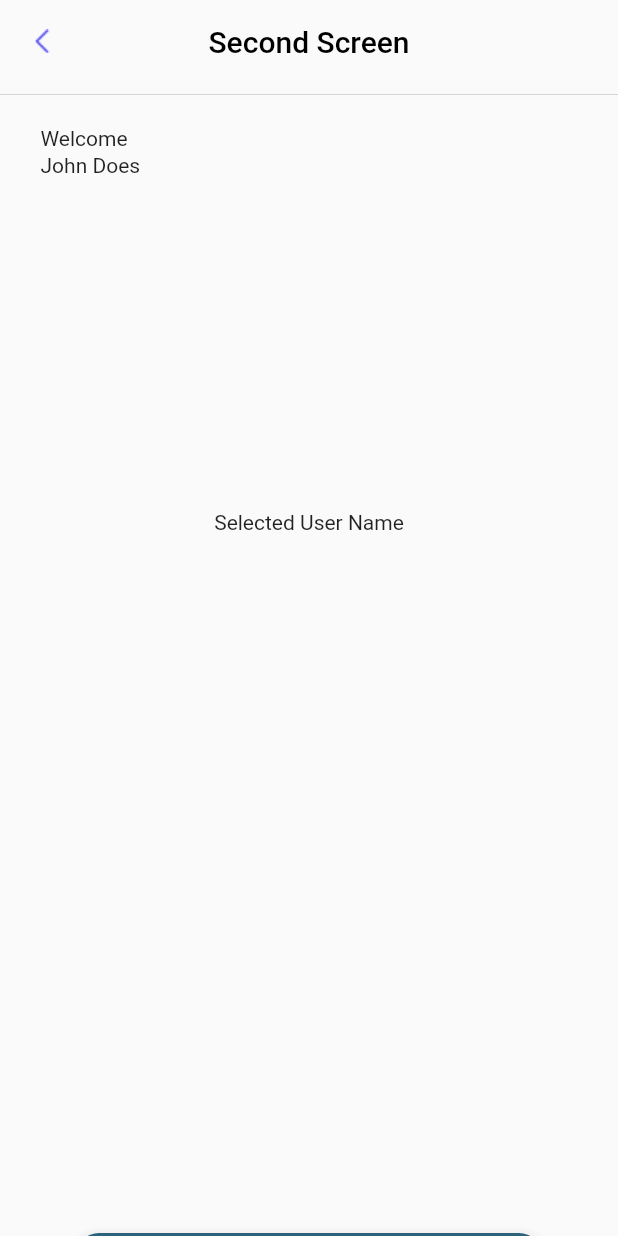
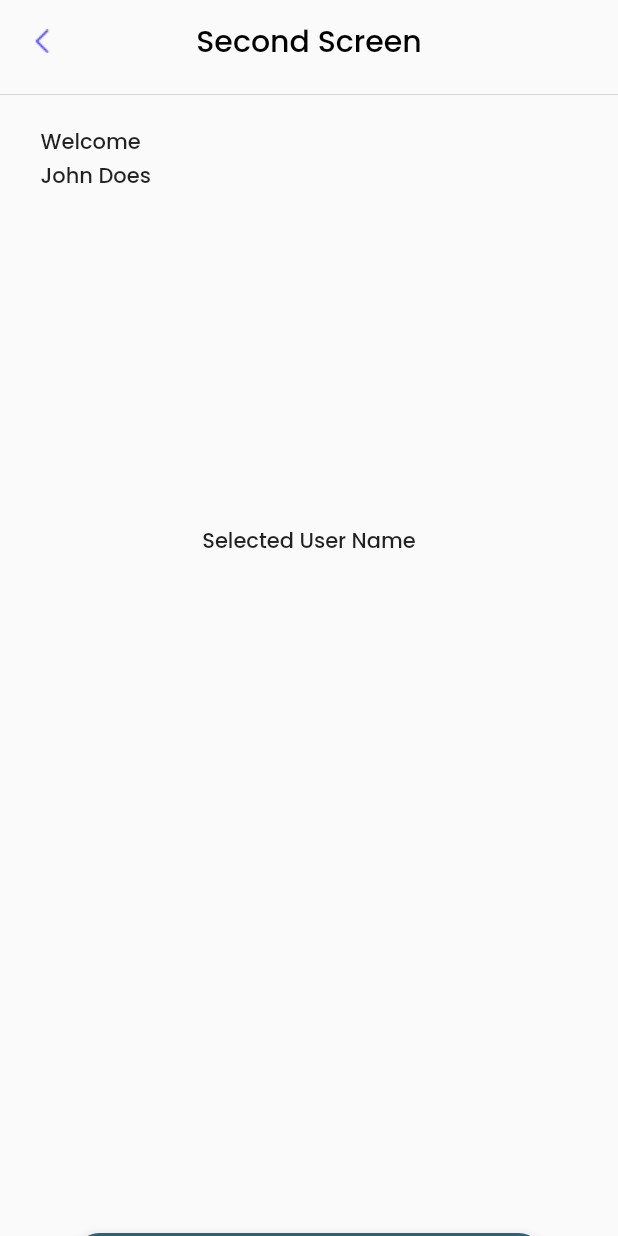
Before and after one commit to riyanputraf/km_suitmedia, a Flutter app: the screen it shows after launch, after a tap on "Next", on a phone screen of 412 x 824 dp. Run offline on Flutter 3.47's test engine with Material 2 defaults, Android fonts, the phone set to English and light mode, and no system bars.

Commit message:
add fontstyle Poppins

```diff
--- a/lib/main.dart
+++ b/lib/main.dart
@@ -13,6 +13,9 @@ class MyApp extends StatelessWidget {
   Widget build(BuildContext context) {
     return MaterialApp(
       debugShowCheckedModeBanner: false,
+      theme: ThemeData(
+        fontFamily: 'Poppins'
+      ),
       home: FirstScreen()
     );
   }
```
Also changed, not shown: pubspec.yaml (+8 -11 lines).
